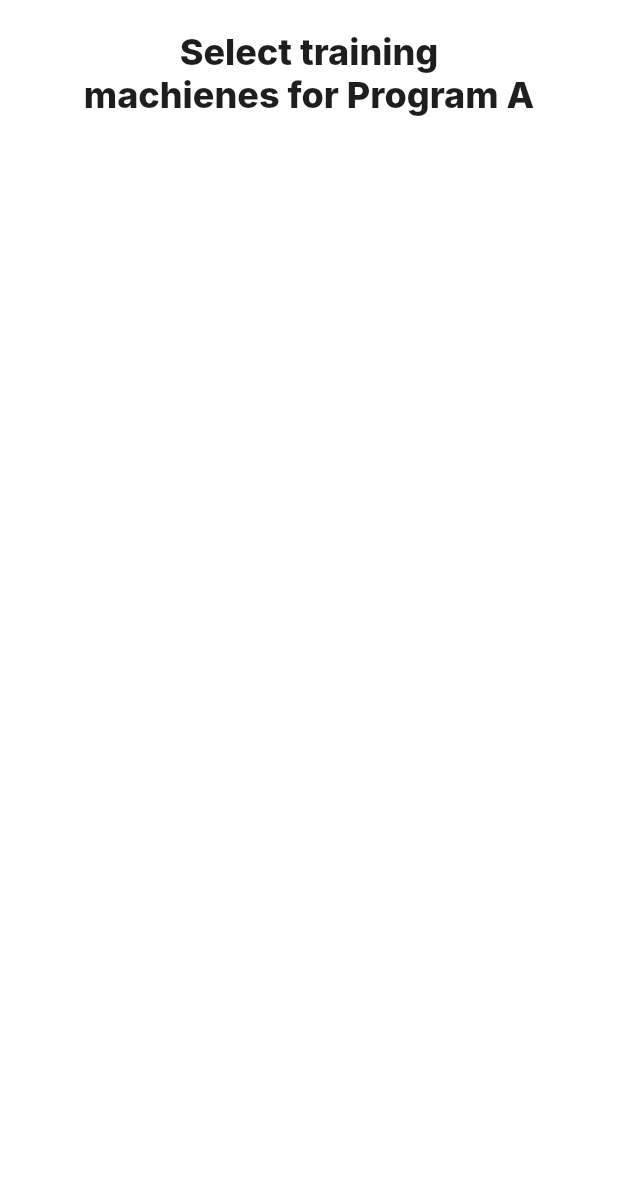
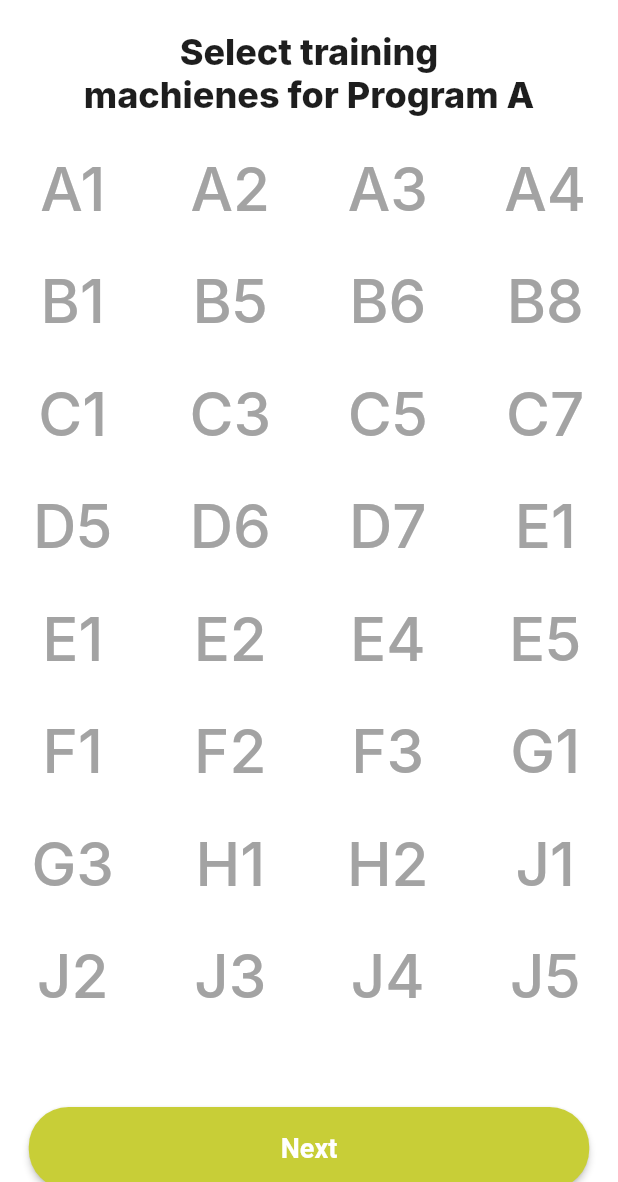
Before and after one commit to MironAlikc/new_element_training, a Flutter app: the CreateProgramScreen screen opened by its route, on a phone screen of 412 x 824 dp, the part 54-1236 px from its top. Run offline on Flutter 3.47's test engine with Material 2 defaults, Android fonts, the phone set to English and light mode, and no system bars; our stand-ins replace auto_route, dio, flutter_bloc, flutter_screenutil, flutter_svg, responsive_builder and 2 more; accounts and stored records are empty; Roboto replaces fonts that are missing (Inter).

Commit message:
Create Program Screen

```diff
--- /dev/null
+++ b/lib/data/models/training_apparatus_model.dart
@@ -0,0 +1,4 @@
+class TrainingApparatusModel {
+  final String title;
+  TrainingApparatusModel({required this.title});
+}
--- a/lib/presentation/screens/сontacts/create_program_screen.dart
+++ b/lib/presentation/screens/сontacts/create_program_screen.dart
@@ -2,13 +2,54 @@ import 'package:auto_route/auto_route.dart';
 import 'package:flutter/material.dart';
 import 'package:flutter_screenutil/flutter_screenutil.dart';
 import 'package:flutter_svg/svg.dart';
+import 'package:new_element_training/presentation/common_widgets/custom_button_widget.dart';
 import 'package:new_element_training/resources/resources.dart';
 import 'package:new_element_training/router/router.dart';
 
 @RoutePage()
-class CreateProgramScreen extends StatelessWidget {
+class CreateProgramScreen extends StatefulWidget {
   const CreateProgramScreen({super.key});
 
+  @override
+  State<CreateProgramScreen> createState() => _CreateProgramScreenState();
+}
+
+class _CreateProgramScreenState extends State<CreateProgramScreen> {
+  List<String> letters = [
+    'A1',
+    'A2',
+    'A3',
+    'A4',
+    'B1',
+    'B5',
+    'B6',
+    'B8',
+    'C1',
+    'C3',
+    'C5',
+    'C7',
+    'D5',
+    'D6',
+    'D7',
+    'E1',
+    'E1',
+    'E2',
+    'E4',
+    'E5',
+    'F1',
+    'F2',
+    'F3',
+    'G1',
+    'G3',
+    'H1',
+    'H2',
+    'J1',
+    'J2',
+    'J3',
+    'J4',
+    'J5',
+  ];
+  List<String> selectedLetters = [];
   @override
   Widget build(BuildContext context) {
     return Scaffold(
@@ -25,10 +66,10 @@ class CreateProgramScreen extends StatelessWidget {
           },
         ),
       ),
-      body: const Center(
+      body: Center(
         child: Column(
           children: [
-            Text(
+            const Text(
               'Select training \nmachienes for Program A',
               textAlign: TextAlign.center,
               style: TextStyle(
@@ -39,8 +80,58 @@ class CreateProgramScreen extends StatelessWidget {
                 height: 0,
               ),
             ),
+            SizedBox(height: 20),
             Wrap(
-              children: [],
+              spacing: 40.0,
+              runSpacing: 20.0,
+              children: [
+                for (var letter in letters)
+                  InkWell(
+                    onTap: () {
+                      setState(() {
+                        if (selectedLetters.contains(letter)) {
+                          selectedLetters.remove(letter);
+                        } else {
+                          selectedLetters.add(letter);
+                        }
+                      });
+                    },
+                    child: Container(
+                      width: 65.0,
+                      height: 55.0,
+                      decoration: BoxDecoration(
+                        color: selectedLetters.contains(letter)
+                            ? const Color(0xFFC8CE37)
+                            : null,
+                        //border: Border.all(),
+                        borderRadius: BorderRadius.circular(8.0),
+                      ),
+                      child: Center(
+                        child: Text(
+                          letter,
+                          style: TextStyle(
+                            color: selectedLetters.contains(letter)
+                                ? Colors.white
+                                : const Color(0xFFA3A3A3),
+                            fontSize: 40,
+                            fontFamily: 'Inter',
+                            fontWeight: FontWeight.w500,
+                            height: 0,
+                          ),
+                        ),
+                      ),
+                    ),
+                  ),
+              ],
+            ),
+            const SizedBox(height: 60),
+            CustomButtonWidget(
+              onPressed: () {
+                AutoRouter.of(context).push(
+                  const SelectTrainingRoute(),
+                );
+              },
+              title: 'Next',
             ),
           ],
         ),
--- a/lib/router/router.dart
+++ b/lib/router/router.dart
@@ -1,6 +1,7 @@
 import 'package:auto_route/auto_route.dart';
 import 'package:new_element_training/presentation/screens/%D1%81ontacts/create_program_screen.dart';
 import 'package:new_element_training/presentation/screens/%D1%81ontacts/program_screen.dart';
+import 'package:new_element_training/presentation/screens/%D1%81ontacts/select_training_screens.dart';
 import 'package:new_element_training/presentation/screens/calendar/calendar_screen.dart';
 import 'package:new_element_training/presentation/screens/calendar/table_calendar_screen.dart';
 import 'package:new_element_training/presentation/screens/%D1%81ontacts/contacts_screen.dart';
@@ -62,5 +63,9 @@ class AppRouter extends _$AppRouter {
           page: ChangeInfoRoute.page,
           path: "/changeInfo",
         ),
+        AutoRoute(
+          page: SelectTrainingRoute.page,
+          path: "/selectTraining",
+        ),
       ];
 }
```
Also changed, not shown: lib/presentation/screens/сontacts/select_training_screens.dart (added, +61 -0 lines), lib/router/router.gr.dart.
